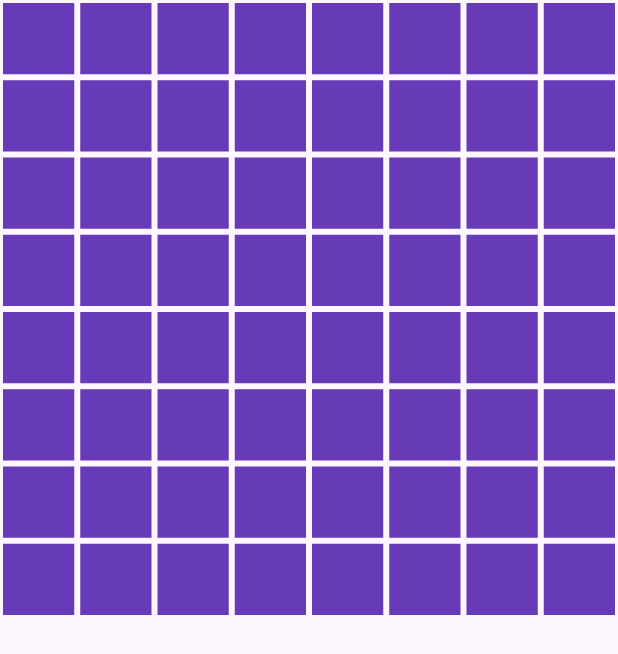
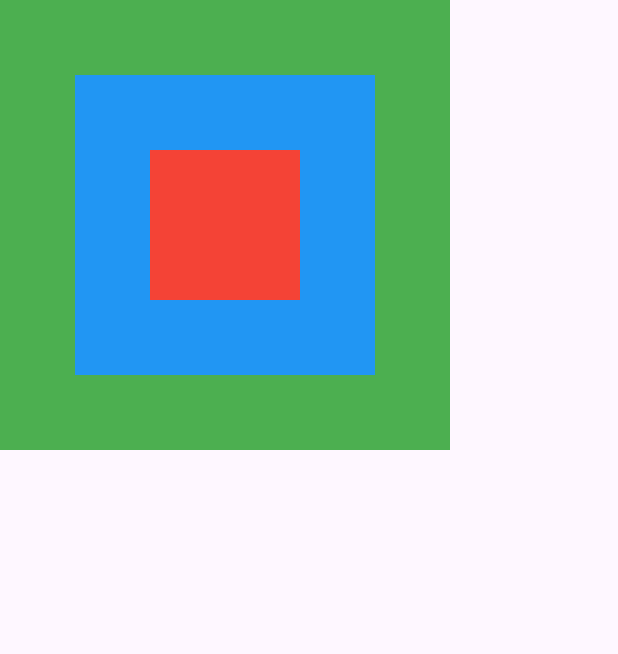
Before and after one commit to do2523/FlutterApp, a Flutter app: the screen it shows after launch, on a phone screen of 412 x 824 dp. Shown: the top 654 px of the screen. Run offline on Flutter 3.47's test engine with Material 3 defaults, Android fonts, the phone set to English and light mode, and no system bars.

Commit message:
Use the stack widget to create a nested container

```diff
--- a/lib/main.dart
+++ b/lib/main.dart
@@ -13,14 +13,26 @@ class MyApp extends StatelessWidget {
       debugShowCheckedModeBanner: false,
       // Skeleton Widget
       home: Scaffold(
-        body: GridView.builder(
-          itemCount: 64,
-          gridDelegate: SliverGridDelegateWithFixedCrossAxisCount(crossAxisCount: 8),
-          itemBuilder: (context, index) => Container(
-            color: Colors.deepPurple,
-            margin: EdgeInsets.all(2)
-          ),
-          ),
+        body: Stack(
+          alignment: Alignment.center,
+          children: [
+            Container(
+              height: 300,
+              width: 300,
+              color: Colors.green,
+            ),
+            Container(
+              height: 200,
+              width: 200,
+              color: Colors.blue,
+            ),
+            Container(
+              height: 100,
+              width: 100,
+              color: Colors.red,
+            )
+          ]
+        )
       ),
     );
   }
```
